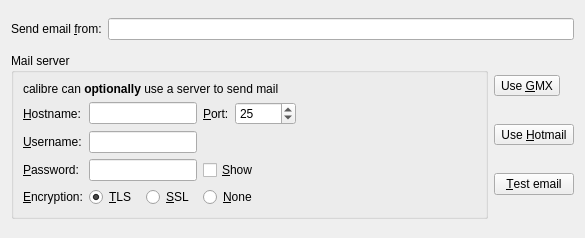
Before: the Qt Designer form src/calibre/gui2/wizard/send_email.ui in debian-calibre/calibre, drawn with Qt 5.
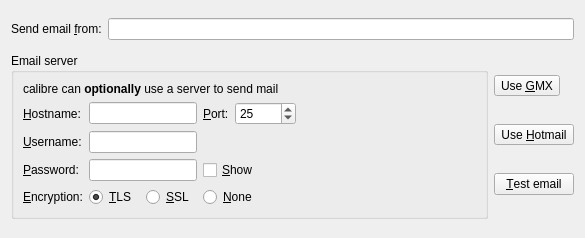
After: the same form once the commit is applied. Icons and pictures are not drawn.

```diff
--- a/src/calibre/gui2/wizard/send_email.ui
+++ b/src/calibre/gui2/wizard/send_email.ui
@@ -41,7 +41,7 @@
       <string>&lt;p&gt;A mail server is useful if the service you are sending mail to only accepts email from well know mail services.</string>
      </property>
      <property name="title">
-      <string>Mail server</string>
+      <string>Email server</string>
      </property>
      <layout class="QGridLayout" name="gridLayout_3">
       <item row="0" column="0" colspan="4">
```
